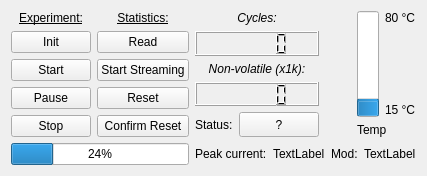
The window that ui/w_cycletester.ui (johnbatzer18/biomech_flexsea-plan) describes before a commit, drawn with Qt 5.
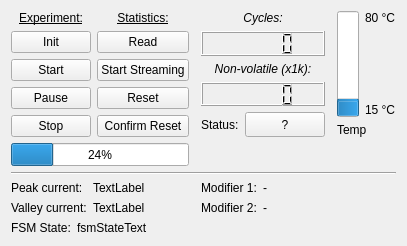
The same window after the commit.

Diff of the .ui file:
```diff
--- a/ui/w_cycletester.ui
+++ b/ui/w_cycletester.ui
@@ -6,8 +6,8 @@
    <rect>
     <x>0</x>
     <y>0</y>
-    <width>409</width>
-    <height>176</height>
+    <width>406</width>
+    <height>246</height>
    </rect>
   </property>
   <property name="sizePolicy">
@@ -19,7 +19,7 @@
   <property name="windowTitle">
    <string>Form</string>
   </property>
-  <layout class="QGridLayout" name="gridLayout_3">
+  <layout class="QGridLayout" name="gridLayout_5">
    <item row="0" column="0">
     <layout class="QGridLayout" name="gridLayout">
      <item row="3" column="1">
@@ -324,12 +324,32 @@
      </property>
     </widget>
    </item>
-   <item row="1" column="2" colspan="3">
-    <layout class="QHBoxLayout" name="horizontalLayout_2">
-     <item>
+   <item row="2" column="0" colspan="5">
+    <widget class="Line" name="line">
+     <property name="orientation">
+      <enum>Qt::Horizontal</enum>
+     </property>
+    </widget>
+   </item>
+   <item row="3" column="0">
+    <layout class="QGridLayout" name="gridLayout_3">
+     <item row="0" column="1">
+      <widget class="QLabel" name="label_peakCurrent">
+       <property name="sizePolicy">
+        <sizepolicy hsizetype="Expanding" vsizetype="Preferred">
+         <horstretch>0</horstretch>
+         <verstretch>0</verstretch>
+        </sizepolicy>
+       </property>
+       <property name="text">
+        <string>TextLabel</string>
+       </property>
+      </widget>
+     </item>
+     <item row="0" column="0">
       <widget class="QLabel" name="label_8">
        <property name="sizePolicy">
-        <sizepolicy hsizetype="Expanding" vsizetype="Preferred">
+        <sizepolicy hsizetype="Minimum" vsizetype="Preferred">
          <horstretch>0</horstretch>
          <verstretch>0</verstretch>
         </sizepolicy>
@@ -339,8 +359,21 @@
        </property>
       </widget>
      </item>
-     <item>
-      <widget class="QLabel" name="label_peakCurrent">
+     <item row="1" column="0">
+      <widget class="QLabel" name="label_10">
+       <property name="sizePolicy">
+        <sizepolicy hsizetype="Minimum" vsizetype="Preferred">
+         <horstretch>0</horstretch>
+         <verstretch>0</verstretch>
+        </sizepolicy>
+       </property>
+       <property name="text">
+        <string>Valley current:</string>
+       </property>
+      </widget>
+     </item>
+     <item row="1" column="1">
+      <widget class="QLabel" name="label_valleyCurrent">
        <property name="sizePolicy">
         <sizepolicy hsizetype="Expanding" vsizetype="Preferred">
          <horstretch>0</horstretch>
@@ -352,29 +385,89 @@
        </property>
       </widget>
      </item>
-     <item>
+    </layout>
+   </item>
+   <item row="3" column="2" colspan="3">
+    <layout class="QGridLayout" name="gridLayout_4">
+     <item row="0" column="1">
+      <widget class="QLabel" name="label_mod1">
+       <property name="sizePolicy">
+        <sizepolicy hsizetype="Expanding" vsizetype="Preferred">
+         <horstretch>0</horstretch>
+         <verstretch>0</verstretch>
+        </sizepolicy>
+       </property>
+       <property name="text">
+        <string>-</string>
+       </property>
+      </widget>
+     </item>
+     <item row="0" column="0">
       <widget class="QLabel" name="label_9">
        <property name="sizePolicy">
+        <sizepolicy hsizetype="Minimum" vsizetype="Preferred">
+         <horstretch>0</horstretch>
+         <verstretch>0</verstretch>
+        </sizepolicy>
+       </property>
+       <property name="text">
+        <string>Modifier 1:</string>
+       </property>
+      </widget>
+     </item>
+     <item row="1" column="1">
+      <widget class="QLabel" name="label_mod2">
+       <property name="sizePolicy">
         <sizepolicy hsizetype="Expanding" vsizetype="Preferred">
          <horstretch>0</horstretch>
          <verstretch>0</verstretch>
         </sizepolicy>
        </property>
        <property name="text">
-        <string>Mod:</string>
+        <string>-</string>
        </property>
       </widget>
      </item>
+     <item row="1" column="0">
+      <widget class="QLabel" name="label_11">
+       <property name="sizePolicy">
+        <sizepolicy hsizetype="Minimum" vsizetype="Preferred">
+         <horstretch>0</horstretch>
+         <verstretch>0</verstretch>
+        </sizepolicy>
+       </property>
+       <property name="text">
+        <string>Modifier 2:</string>
+       </property>
+      </widget>
+     </item>
+    </layout>
+   </item>
+   <item row="4" column="0" colspan="5">
+    <layout class="QHBoxLayout" name="horizontalLayout_2">
      <item>
       <widget class="QLabel" name="label_mod">
        <property name="sizePolicy">
+        <sizepolicy hsizetype="Minimum" vsizetype="Preferred">
+         <horstretch>0</horstretch>
+         <verstretch>0</verstretch>
+        </sizepolicy>
+       </property>
+       <property name="text">
+        <string>FSM State:</string>
+       </property>
+      </widget>
+     </item>
+     <item>
+      <widget class="QLabel" name="label_FSM_State">
+       <property name="sizePolicy">
         <sizepolicy hsizetype="Expanding" vsizetype="Preferred">
          <horstretch>0</horstretch>
          <verstretch>0</verstretch>
         </sizepolicy>
        </property>
        <property name="text">
-        <string>TextLabel</string>
+        <string>fsmStateText</string>
        </property>
       </widget>
      </item>
```
Left out of the diff: 2 changed lines with no effect on the pictures.
